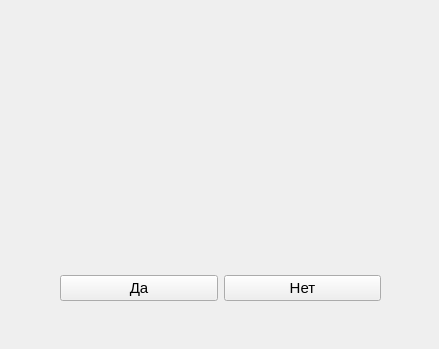
Old version of the form ui/accept.ui in the repository flexyw1be/DentalProject.
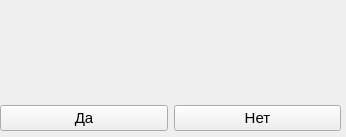
New version of the form.

```diff
--- a/ui/accept.ui
+++ b/ui/accept.ui
@@ -6,8 +6,8 @@
    <rect>
     <x>0</x>
     <y>0</y>
-    <width>439</width>
-    <height>349</height>
+    <width>346</width>
+    <height>137</height>
    </rect>
   </property>
   <property name="windowTitle">
@@ -17,10 +17,10 @@
    <widget class="QWidget" name="verticalLayoutWidget">
     <property name="geometry">
      <rect>
-      <x>60</x>
-      <y>50</y>
-      <width>321</width>
-      <height>251</height>
+      <x>0</x>
+      <y>0</y>
+      <width>341</width>
+      <height>131</height>
      </rect>
     </property>
     <layout class="QVBoxLayout" name="verticalLayout">
@@ -35,6 +35,9 @@
        <property name="text">
         <string/>
        </property>
+       <property name="alignment">
+        <set>Qt::AlignCenter</set>
+       </property>
       </widget>
      </item>
      <item>
```
